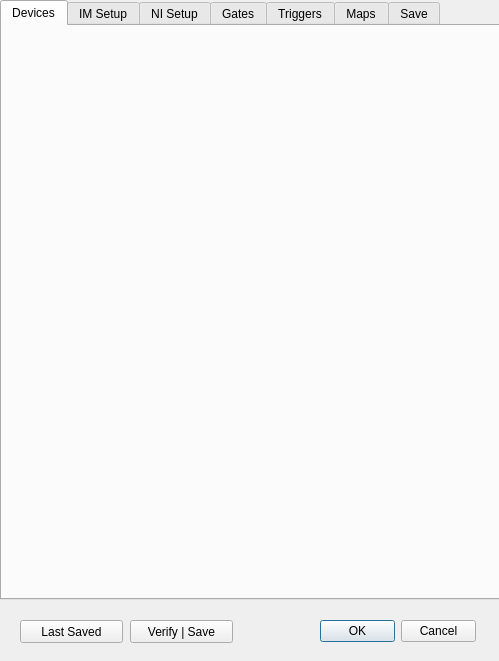
First picture: the form in Forms/ConfigureDialog.ui, repository billkarsh/SpikeGLX, before the edit.
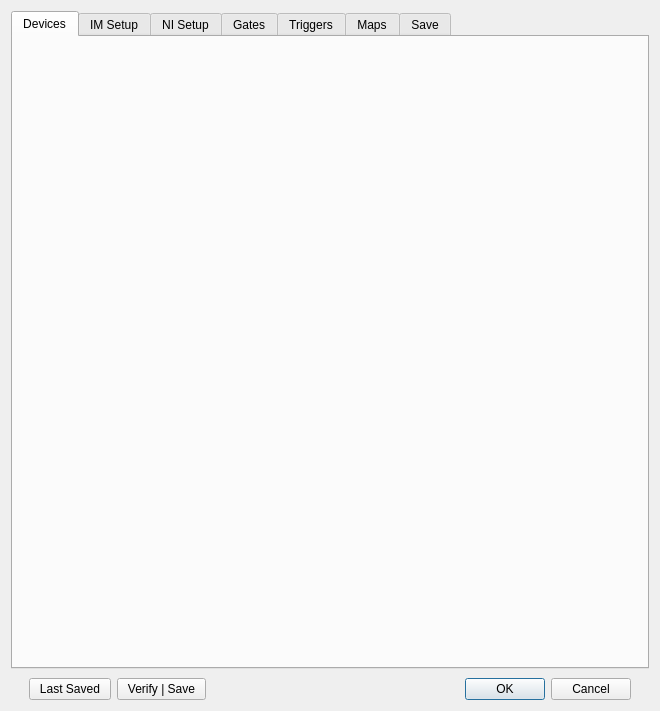
Second picture: the form after the edit. The open tabs and pages were chosen to show the change. Icons and pictures are not drawn.

Commit message: Config dialog resizes

The edit to the form file:
```diff
--- a/Forms/ConfigureDialog.ui
+++ b/Forms/ConfigureDialog.ui
@@ -9,16 +9,22 @@
    <rect>
     <x>0</x>
     <y>0</y>
-    <width>499</width>
-    <height>661</height>
+    <width>660</width>
+    <height>711</height>
    </rect>
   </property>
   <property name="sizePolicy">
-   <sizepolicy hsizetype="Expanding" vsizetype="Expanding">
+   <sizepolicy hsizetype="MinimumExpanding" vsizetype="Expanding">
     <horstretch>0</horstretch>
     <verstretch>0</verstretch>
    </sizepolicy>
   </property>
+  <property name="minimumSize">
+   <size>
+    <width>521</width>
+    <height>0</height>
+   </size>
+  </property>
   <property name="windowTitle">
    <string>Configure Acquisition</string>
   </property>
@@ -32,49 +38,14 @@
   <property name="modal">
    <bool>true</bool>
   </property>
-  <widget class="QDialogButtonBox" name="buttonBox">
-   <property name="geometry">
-    <rect>
-     <x>320</x>
-     <y>620</y>
-     <width>156</width>
-     <height>23</height>
-    </rect>
+  <layout class="QGridLayout" name="gridLayout">
+   <property name="verticalSpacing">
+    <number>9</number>
    </property>
-   <property name="focusPolicy">
-    <enum>Qt::StrongFocus</enum>
-   </property>
-   <property name="orientation">
-    <enum>Qt::Horizontal</enum>
-   </property>
-   <property name="standardButtons">
-    <set>QDialogButtonBox::Cancel|QDialogButtonBox::Ok</set>
-   </property>
-  </widget>
-  <widget class="QPushButton" name="resetBut">
-   <property name="geometry">
-    <rect>
-     <x>20</x>
-     <y>620</y>
-     <width>103</width>
-     <height>23</height>
-    </rect>
-   </property>
-   <property name="text">
-    <string>Last Saved</string>
-   </property>
-  </widget>
+   <item row="0" column="0">
   <widget class="QTabWidget" name="tabsW">
-   <property name="geometry">
-    <rect>
-     <x>0</x>
-     <y>0</y>
-     <width>501</width>
-     <height>600</height>
-    </rect>
-   </property>
    <property name="sizePolicy">
-    <sizepolicy hsizetype="Maximum" vsizetype="Expanding">
+      <sizepolicy hsizetype="Preferred" vsizetype="Expanding">
      <horstretch>0</horstretch>
      <verstretch>0</verstretch>
     </sizepolicy>
@@ -86,7 +57,10 @@
     <enum>QTabWidget::Rounded</enum>
    </property>
    <property name="currentIndex">
-    <number>5</number>
+      <number>0</number>
+     </property>
+     <property name="usesScrollButtons">
+      <bool>true</bool>
    </property>
    <widget class="QWidget" name="devTab">
     <attribute name="title">
@@ -124,19 +98,79 @@
     </attribute>
    </widget>
   </widget>
+   </item>
+   <item row="1" column="0">
+    <layout class="QHBoxLayout" name="horizontalLayout">
+     <property name="spacing">
+      <number>6</number>
+     </property>
+     <property name="leftMargin">
+      <number>18</number>
+     </property>
+     <property name="rightMargin">
+      <number>18</number>
+     </property>
+     <item>
+      <widget class="QPushButton" name="resetBut">
+       <property name="sizePolicy">
+        <sizepolicy hsizetype="Preferred" vsizetype="Fixed">
+         <horstretch>0</horstretch>
+         <verstretch>0</verstretch>
+        </sizepolicy>
+       </property>
+       <property name="text">
+        <string>  Last Saved  </string>
+       </property>
+      </widget>
+     </item>
+     <item>
   <widget class="QPushButton" name="verifyBut">
-   <property name="geometry">
-    <rect>
-     <x>130</x>
-     <y>620</y>
-     <width>103</width>
-     <height>23</height>
-    </rect>
+       <property name="sizePolicy">
+        <sizepolicy hsizetype="Preferred" vsizetype="Fixed">
+         <horstretch>0</horstretch>
+         <verstretch>0</verstretch>
+        </sizepolicy>
    </property>
    <property name="text">
-    <string>Verify | Save</string>
-   </property>
-  </widget>
+        <string>  Verify | Save  </string>
+       </property>
+      </widget>
+     </item>
+     <item>
+      <spacer name="horizontalSpacer">
+       <property name="orientation">
+        <enum>Qt::Horizontal</enum>
+       </property>
+       <property name="sizeHint" stdset="0">
+        <size>
+         <width>40</width>
+         <height>20</height>
+        </size>
+       </property>
+      </spacer>
+     </item>
+     <item>
+      <widget class="QDialogButtonBox" name="buttonBox">
+       <property name="sizePolicy">
+        <sizepolicy hsizetype="Preferred" vsizetype="Fixed">
+         <horstretch>0</horstretch>
+         <verstretch>0</verstretch>
+        </sizepolicy>
+       </property>
+       <property name="focusPolicy">
+        <enum>Qt::StrongFocus</enum>
+       </property>
+       <property name="orientation">
+        <enum>Qt::Horizontal</enum>
+       </property>
+       <property name="standardButtons">
+        <set>QDialogButtonBox::Cancel|QDialogButtonBox::Ok</set>
+       </property>
+      </widget>
+     </item>
+    </layout>
+   </item>
+  </layout>
  </widget>
  <tabstops>
   <tabstop>buttonBox</tabstop>
```
Lines whose indentation alone changed are shown as unchanged. The commit also changes 16 other files.
